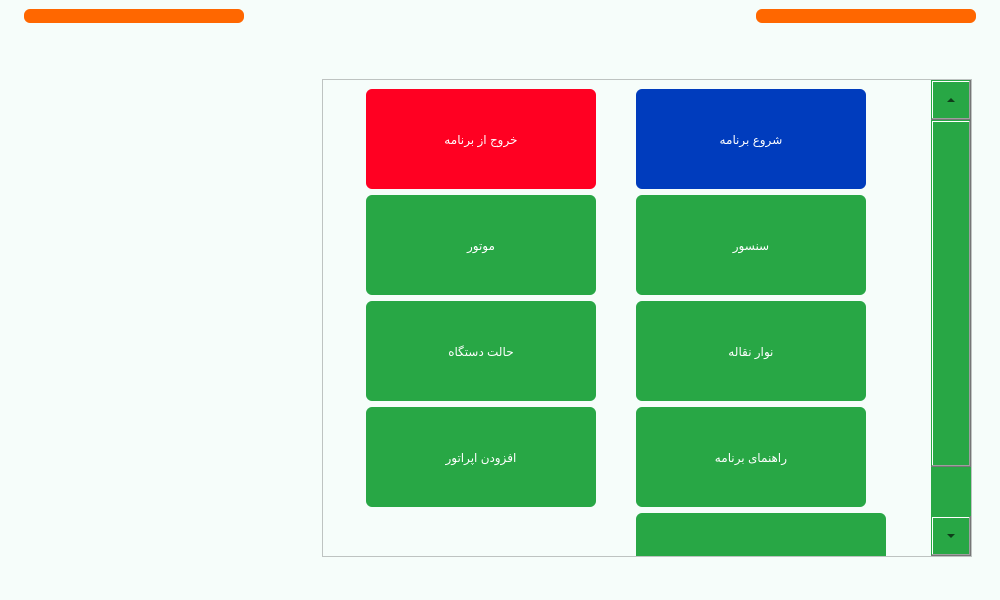
Farazist/raspberrypi-app, file main.ui: the form before one commit.
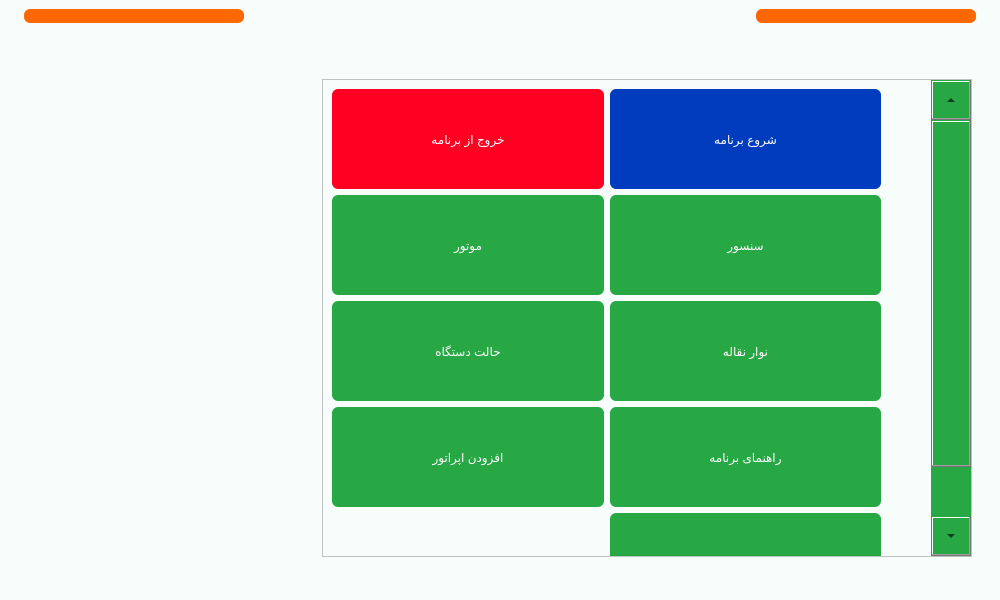
The form after the commit. Icons and pictures are not drawn.

```diff
--- a/main.ui
+++ b/main.ui
@@ -2130,6 +2130,9 @@
             <property name="widgetResizable">
              <bool>true</bool>
             </property>
+            <property name="alignment">
+             <set>Qt::AlignCenter</set>
+            </property>
             <widget class="QWidget" name="scrollAreaWidgetContents">
              <property name="geometry">
               <rect>
@@ -2140,6 +2143,9 @@
               </rect>
              </property>
              <layout class="QGridLayout" name="gridLayout_2">
+              <property name="rightMargin">
+               <number>50</number>
+              </property>
               <item row="4" column="3">
                <widget class="QPushButton" name="btnSetting8">
                 <property name="minimumSize">
@@ -2176,12 +2182,6 @@
                   <height>100</height>
                  </size>
                 </property>
-                <property name="maximumSize">
-                 <size>
-                  <width>230</width>
-                  <height>16777215</height>
-                 </size>
-                </property>
                 <property name="styleSheet">
                  <string notr="true">QPushButton{
 background-color: #28a745;
@@ -2210,12 +2210,6 @@
                   <height>100</height>
                  </size>
                 </property>
-                <property name="maximumSize">
-                 <size>
-                  <width>230</width>
-                  <height>16777215</height>
-                 </size>
-                </property>
                 <property name="styleSheet">
                  <string notr="true">QPushButton{
 background-color: #28a745;
@@ -2244,12 +2238,6 @@
                   <height>100</height>
                  </size>
                 </property>
-                <property name="maximumSize">
-                 <size>
-                  <width>230</width>
-                  <height>16777215</height>
-                 </size>
-                </property>
                 <property name="styleSheet">
                  <string notr="true">background-color: #003cbd;
 color: rgb(255, 255, 255);
@@ -2272,12 +2260,6 @@
                   <height>100</height>
                  </size>
                 </property>
-                <property name="maximumSize">
-                 <size>
-                  <width>230</width>
-                  <height>16777215</height>
-                 </size>
-                </property>
                 <property name="styleSheet">
                  <string notr="true">QPushButton{
 background-color: #28a745;
@@ -2306,12 +2288,6 @@
                   <height>100</height>
                  </size>
                 </property>
-                <property name="maximumSize">
-                 <size>
-                  <width>230</width>
-                  <height>16777215</height>
-                 </size>
-                </property>
                 <property name="styleSheet">
                  <string notr="true">QPushButton{
 background-color: #28a745;
@@ -2340,12 +2316,6 @@
                   <height>100</height>
                  </size>
                 </property>
-                <property name="maximumSize">
-                 <size>
-                  <width>230</width>
-                  <height>16777215</height>
-                 </size>
-                </property>
                 <property name="styleSheet">
                  <string notr="true">QPushButton{
 background-color:  #FF0022;
@@ -2374,12 +2344,6 @@
                   <height>100</height>
                  </size>
                 </property>
-                <property name="maximumSize">
-                 <size>
-                  <width>230</width>
-                  <height>16777215</height>
-                 </size>
-                </property>
                 <property name="styleSheet">
                  <string notr="true">QPushButton{
 background-color: #28a745;
@@ -2408,12 +2372,6 @@
                   <height>100</height>
                  </size>
                 </property>
-                <property name="maximumSize">
-                 <size>
-                  <width>230</width>
-                  <height>16777215</height>
-                 </size>
-                </property>
                 <property name="styleSheet">
                  <string notr="true">QPushButton{
 background-color: #28a745;
```
